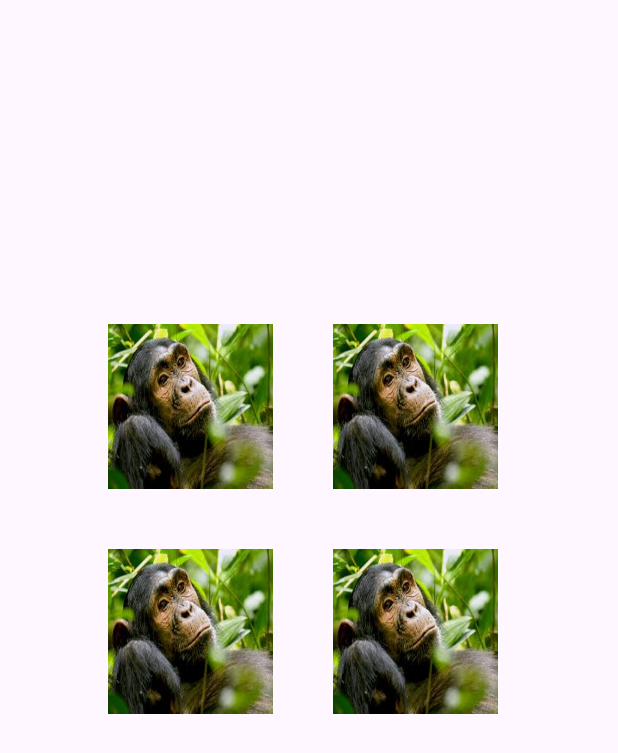
After one commit to bouda04/temp11, an Android app: the layout layout2.xml on its own in the app's theme, with its tools: preview values and no code run, on a phone screen of 412 x 824 dp. The commit adds this screen. Shown: the top 753 px of the screen. Run offline under Robolectric (Android 15) with nearby library versions, the phone set to English and light mode, and no system bars.

Commit message:
new layout

```diff
--- a/app/build.gradle
+++ b/app/build.gradle
@@ -34,6 +34,7 @@ dependencies {
     implementation libs.material
     implementation libs.activity
     implementation libs.constraintlayout
+    implementation libs.gridlayout
     testImplementation libs.junit
     androidTestImplementation libs.ext.junit
     androidTestImplementation libs.espresso.core
--- a/app/src/main/res/layout/activity_main.xml
+++ b/app/src/main/res/layout/activity_main.xml
@@ -11,7 +11,7 @@
         android:id="@+id/tvHello"
         android:layout_width="wrap_content"
         android:layout_height="wrap_content"
-        android:text="Hello World!"
+        android:text="Hello World! Daniel"
         app:layout_constraintBottom_toBottomOf="parent"
         app:layout_constraintEnd_toEndOf="parent"
         app:layout_constraintStart_toStartOf="parent"
--- /dev/null
+++ b/app/src/main/res/layout/layout2.xml
@@ -0,0 +1,50 @@
+<?xml version="1.0" encoding="utf-8"?>
+<androidx.constraintlayout.widget.ConstraintLayout xmlns:android="http://schemas.android.com/apk/res/android"
+    xmlns:app="http://schemas.android.com/apk/res-auto"
+    xmlns:tools="http://schemas.android.com/tools"
+    android:layout_width="match_parent"
+    android:layout_height="match_parent">
+
+    <androidx.gridlayout.widget.GridLayout
+        android:layout_width="300dp"
+        android:layout_height="300dp"
+        android:layout_marginStart="52dp"
+        android:layout_marginTop="196dp"
+        app:columnCount="2"
+        app:rowCount="2"
+        app:layout_constraintStart_toStartOf="parent"
+        app:layout_constraintTop_toTopOf="parent" >
+
+        <ImageView
+            android:id="@+id/imageView"
+            android:padding="20dp"
+            android:layout_width="150dp"
+            android:layout_height="150dp"
+            android:scaleType="fitXY"
+            app:srcCompat="@drawable/pic1" />
+
+        <ImageView
+            android:id="@+id/imageView2"
+            android:layout_width="150dp"
+            android:layout_height="150dp"
+            android:scaleType="fitXY"
+            android:padding="20dp"
+            app:srcCompat="@drawable/pic1" />
+
+        <ImageView
+            android:id="@+id/imageView3"
+            android:layout_width="150dp"
+            android:layout_height="150dp"
+            android:scaleType="fitXY"
+            android:padding="20dp"
+            app:srcCompat="@drawable/pic1" />
+
+        <ImageView
+            android:id="@+id/imageView4"
+            android:layout_width="150dp"
+            android:layout_height="150dp"
+            android:scaleType="fitXY"
+            android:padding="20dp"
+            app:srcCompat="@drawable/pic1" />
+    </androidx.gridlayout.widget.GridLayout>
+</androidx.constraintlayout.widget.ConstraintLayout>
--- a/gradle/libs.versions.toml
+++ b/gradle/libs.versions.toml
@@ -7,6 +7,7 @@ appcompat = "1.7.1"
 material = "1.13.0"
 activity = "1.10.1"
 constraintlayout = "2.2.1"
+gridlayout = "1.1.0"
 
 [libraries]
 junit = { group = "junit", name = "junit", version.ref = "junit" }
@@ -16,6 +17,7 @@ appcompat = { group = "androidx.appcompat", name = "appcompat", version.ref = "a
 material = { group = "com.google.android.material", name = "material", version.ref = "material" }
 activity = { group = "androidx.activity", name = "activity", version.ref = "activity" }
 constraintlayout = { group = "androidx.constraintlayout", name = "constraintlayout", version.ref = "constraintlayout" }
+gridlayout = { group = "androidx.gridlayout", name = "gridlayout", version.ref = "gridlayout" }
 
 [plugins]
 android-application = { id = "com.android.application", version.ref = "agp" }
```
Also changed, not shown: app/src/main/res/drawable/pic1.jpg (added).
